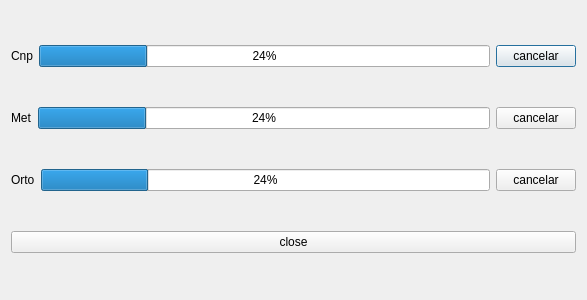
tonilogar/ToolsPcot, file dialogprogresoope.ui: the form before one commit.
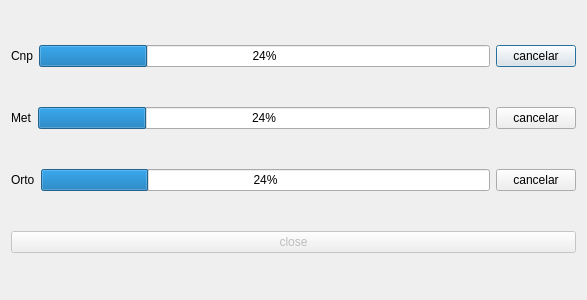
The form after the commit.

Commit message: los botones cancelar y close funcionana correctamente. Tengo que poner el editLine y el boton para ver los errores

```diff
--- a/dialogprogresoope.ui
+++ b/dialogprogresoope.ui
@@ -91,6 +91,9 @@
    </item>
    <item>
     <widget class="QPushButton" name="pushButtonClose">
+     <property name="enabled">
+      <bool>false</bool>
+     </property>
      <property name="text">
       <string>close</string>
      </property>
```
Left out of the diff: 18 changed lines with no effect on the pictures. The commit also changes 5 other files.
